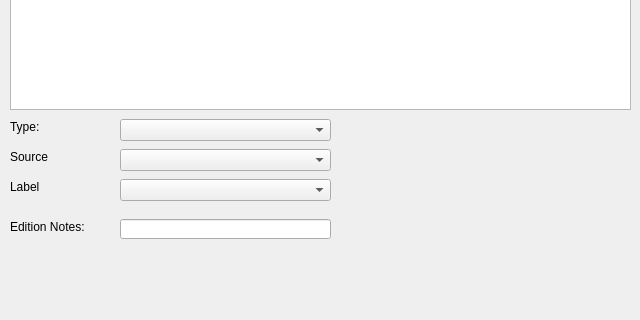
This is QuickAdmin/quick_admin.ui in jadsdad/LogTools as Qt 5 draws it before an edit; both pictures show x 0 to 640 and y 321 to 641 of the 640 by 641 pixel window. The edited form follows.
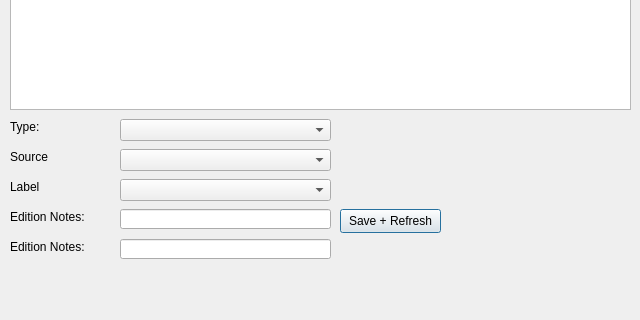
This is the edited form.

Commit message: New Label feature in QuickAdmin

Patch:
```diff
--- a/QuickAdmin/quick_admin.ui
+++ b/QuickAdmin/quick_admin.ui
@@ -130,7 +130,7 @@
    <property name="geometry">
     <rect>
      <x>120</x>
-     <y>540</y>
+     <y>560</y>
      <width>211</width>
      <height>20</height>
     </rect>
@@ -140,7 +140,7 @@
    <property name="geometry">
     <rect>
      <x>10</x>
-     <y>540</y>
+     <y>560</y>
      <width>101</width>
      <height>16</height>
     </rect>
@@ -172,6 +172,42 @@
     </rect>
    </property>
   </widget>
+  <widget class="QLabel" name="label_7">
+   <property name="geometry">
+    <rect>
+     <x>10</x>
+     <y>530</y>
+     <width>101</width>
+     <height>16</height>
+    </rect>
+   </property>
+   <property name="text">
+    <string>Edition Notes:</string>
+   </property>
+  </widget>
+  <widget class="QLineEdit" name="txtAddNewLabel">
+   <property name="geometry">
+    <rect>
+     <x>120</x>
+     <y>530</y>
+     <width>211</width>
+     <height>20</height>
+    </rect>
+   </property>
+  </widget>
+  <widget class="QPushButton" name="cmdSaveLabel">
+   <property name="geometry">
+    <rect>
+     <x>340</x>
+     <y>530</y>
+     <width>101</width>
+     <height>24</height>
+    </rect>
+   </property>
+   <property name="text">
+    <string>Save + Refresh</string>
+   </property>
+  </widget>
  </widget>
  <resources/>
  <connections/>
```
The commit also changes 3 other files.
